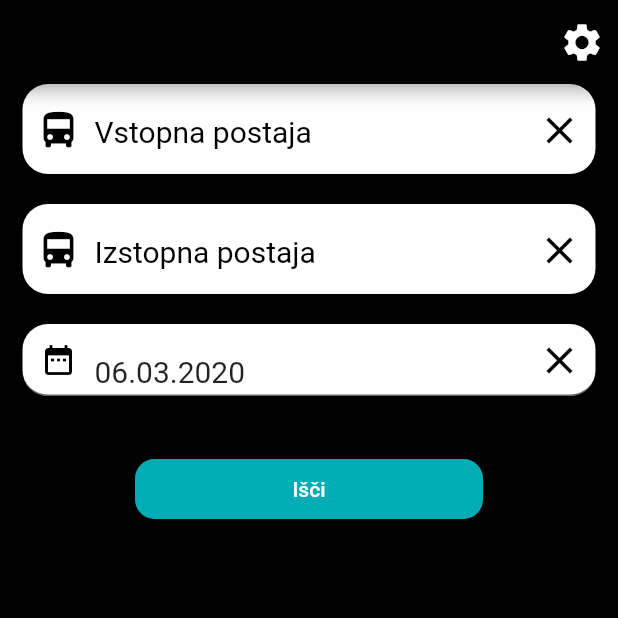
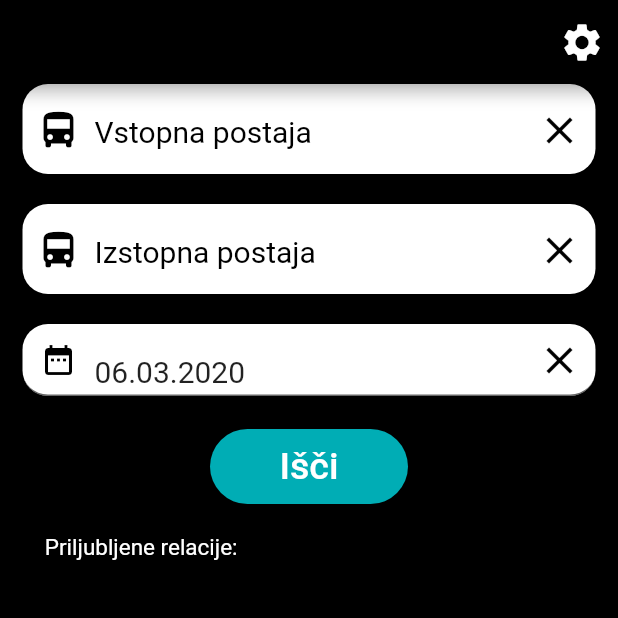
Before and after one commit to andryot/Arriva-prihodi, a Flutter app: the screen it shows after launch, on a phone screen of 412 x 824 dp, the top half of it. Run offline on Flutter 3.47's test engine with Material 2 defaults, Android fonts, the light colour scheme and no system bars; drawn by our look-alikes of datetime_picker_formfield; our stand-ins replace auto_size_text, eva_icons_flutter, flutter_spinkit, flutter_typeahead, shared_preferences.

Commit message:
06.03.2020

```diff
--- a/lib/HomePage.dart
+++ b/lib/HomePage.dart
@@ -36,7 +36,7 @@ List<String> favorites = new List<String>();
 
 List<String> predictions = new List<String>();
 
-Color bgd_color = Colors.black;
+Color bgdColor = Colors.black;
 var width;
 
 String destination = "";
@@ -50,11 +50,9 @@ class HomeState extends State<HomePage> {
 
   @override
   void initState() {
-     super.initState();
-     init().whenComplete(() => setState(() {}));
-     widget.onLoad(context);
-
-
+    super.initState();
+    init().whenComplete(() => setState(() {}));
+    // widget.onLoad(context);
   }
 
   Widget build(BuildContext context) {
@@ -80,7 +78,6 @@ class HomeState extends State<HomePage> {
         ),
         backgroundColor: Color(0xff000000),
         body: GestureDetector(
-
           onTap: () {
             FocusScope.of(context).requestFocus(_blackFocusNode);
           },
@@ -97,10 +94,10 @@ class HomeState extends State<HomePage> {
                   InputFormArrival(),
                   Padding(padding: EdgeInsets.all(10)),
                   BasicDateField(),
-                  Padding(padding: EdgeInsets.all(10)),
+                  Padding(padding: EdgeInsets.all(0)),
                   Container(
-                    padding: EdgeInsets.symmetric(horizontal: 75),
-                    height: 40.0,
+                    padding: EdgeInsets.symmetric(horizontal: 125),
+                    height: 50.0,
                     child: RaisedButton(
                       onPressed: () => [
                         FocusScope.of(context).requestFocus(new FocusNode()),
@@ -121,15 +118,29 @@ class HomeState extends State<HomePage> {
                                       builder: (context) => SecondRoute()))
                             ]),
                       ],
-                      child: Text("Išči"),
+                      child: Text(
+                        "Išči",
+                        style: TextStyle(fontSize: 25),
+                      ),
                       color: Color(0xff00adb5),
                       textColor: Colors.white,
                       shape: RoundedRectangleBorder(
-                        borderRadius: new BorderRadius.circular(13.0),
+                        borderRadius: new BorderRadius.circular(25.0),
                       ),
                     ),
                   ),
+                  //Divider(color: Colors.white, ),
                   Padding(padding: EdgeInsets.all(10)),
+                  Text(
+                    "    Priljubljene relacije: ",
+                    style: TextStyle(
+                      color: Colors.white,
+                      fontSize: 15,
+                    ),
+                  ),
+                  Padding(
+                    padding: EdgeInsets.all(5),
+                  ),
                   Container(
                     // width: 200,
                     height: 250,
@@ -205,14 +216,13 @@ class BasicDateField extends StatelessWidget {
             color: Colors.black,
           ),
 
-
           /*suffixIcon: Icon(
             Icons.clear,
             color: Colors.black,
             ),
             */
         ),
-      style: TextStyle(fontSize: 20),
+        style: TextStyle(fontSize: 20),
         format: format,
         initialValue: date,
         onChanged: (DateTime dat) {
@@ -251,9 +261,8 @@ Future<void> init() async {
   }
 
   final prefs = await SharedPreferences.getInstance();
-  if(prefs.containsKey("favorites"))
+  if (prefs.containsKey("favorites"))
     favorites.addAll(prefs.getStringList("favorites"));
-
 }
 
 //Set<String> set = Set.from(tabela);
--- a/lib/data_fetch.dart
+++ b/lib/data_fetch.dart
@@ -7,7 +7,6 @@ import 'package:http/http.dart' as http;
 import 'package:html/parser.dart' as parser;
 import 'package:html/dom.dart' as dom;
 import 'package:intl/intl.dart';
-
 
 Future<void> fetch(String depar, String dest, DateTime date1) async {
   WidgetsFlutterBinding.ensureInitialized();
@@ -44,7 +43,6 @@ Future<void> fetch(String depar, String dest, DateTime date1) async {
   });
 
   arrivals.clear();
-
   document.getElementsByClassName('arrival').forEach((dom.Element element) {
     arrivals.add(element.getElementsByTagName('span').first.text);
   });
@@ -75,16 +73,18 @@ Future<void> fetch(String depar, String dest, DateTime date1) async {
 
   lane.clear();
   var counter = 0;
+
   document.getElementsByClassName('duration').forEach((dom.Element element) {
     element.getElementsByClassName('peron').forEach((dom.Element element2) {
       lane.add(element2.getElementsByTagName("span").last.text);
-      print(lane);
     });
+
     if (lane.length == counter && counter != 2) {
       lane.add("/");
     }
     counter++;
   });
+
   if (lane.length > 0) lane.removeAt(0);
 
   if (lane.length == 1) {
--- a/lib/favorites.dart
+++ b/lib/favorites.dart
@@ -3,6 +3,7 @@ import 'package:flutter/material.dart';
 import 'package:auto_size_text/auto_size_text.dart';
 import 'HomePage.dart';
 import 'data_fetch.dart';
+import 'package:eva_icons_flutter/eva_icons_flutter.dart';
 import 'routes.dart';
 
 class FavoritesSection extends StatefulWidget {
@@ -11,31 +12,30 @@ class FavoritesSection extends StatefulWidget {
 }
 
 class FavoritesState extends State<FavoritesSection> {
+  @override
+  void initState() {
+    super.initState();
+  }
+
   Widget build(BuildContext context) {
-    return Center(
-        child: Container(
-      padding: EdgeInsets.only(left: 10, top: 10),
+    return Container(
       decoration: BoxDecoration(
         //border: Border.all(color: Colors.green, width: 5),
         borderRadius: new BorderRadius.circular(17.0),
         //color: Color(0xff404040),
       ),
-      // color: Color(0xff404040),
       //height: 200,
+
       child: ListView(
-        physics: ScrollPhysics(),
+        physics: BouncingScrollPhysics(),
         children: <Widget>[
           getTextWidgets(context),
-          /*Text(
-            "Priljubljene relacije: ",
-            style: TextStyle(color: Colors.black, fontSize: 30),
-          )
-          */
         ],
       ),
-    ));
+    );
   }
 }
+//neki  List<double>() = [10, 5];
 
 Widget getTextWidgets(BuildContext context) {
   List<Widget> list = new List<Widget>();
@@ -44,18 +44,16 @@ Widget getTextWidgets(BuildContext context) {
   }
   if (favorites.isNotEmpty) {
     for (var i = 0; i < favorites.length; i++) {
-      var temp = [];
-      temp.clear();
+      List<String> temp = new List<String>();
       favorites[i].split("+").forEach((f) => temp.add(f));
-
-      print(temp[0]);
       list.add(
         RaisedButton(
             shape: RoundedRectangleBorder(
                 borderRadius: new BorderRadius.circular(20.0)),
-          padding: EdgeInsets.all(12),
-
-            onPressed: () => [departure = temp[0], destination = temp[1],
+            padding: EdgeInsets.all(10),
+            onPressed: () => [
+                  departure = temp[0],
+                  destination = temp[1],
                   FocusScope.of(context).requestFocus(new FocusNode()),
                   Navigator.push(
                       context,
@@ -77,37 +75,58 @@ Widget getTextWidgets(BuildContext context) {
                 ],
             color: Colors.white,
             child: Row(
-              mainAxisAlignment: MainAxisAlignment.center,
-              //mainAxisAlignment: MainAxisAlignment.spaceBetween,
-              //crossAxisAlignment: CrossAxisAlignment.center,
+                mainAxisAlignment: MainAxisAlignment.spaceAround,
                 children: <Widget>[
                   Container(
-                  alignment: Alignment.center,
-                  width: (width - width / 100 * 15) -
-                      (width - width / 100 * 13) * 0.20,
-                  child: Row(children: <Widget>[
-
-                  AutoSizeText(
-                   // (i + 1).toString() +
-                      //  ". " +
-                        temp[0].toString() +
-                        " --> " +
-                        temp[1].toString(),
-
+                    width: width - width * 0.222,
+                    child: Row(
+                      children: <Widget>[
+                        Expanded(
+                          child: AutoSizeText(
+                            temp[0].toString() + "   ",
                             maxLines: 1,
-
-                    minFontSize: 12,
-                    maxFontSize: 19,
-                    textAlign: TextAlign.center,
-                    style: TextStyle(
-                      fontSize: 28,
+                            maxFontSize: 40,
+                            style: TextStyle(fontSize: 25),
+                          ),
+                        ),
+                        Icon(
+                          EvaIcons.arrowForwardOutline,
                           color: Colors.black,
                         ),
-                  ),])
+                        Expanded(
+                          child: AutoSizeText(
+                            "   " + temp[1].toString(),
+                            maxLines: 1,
+                            style: TextStyle(fontSize: 25),
                           ),
-                //child: Image(image: AssetImage("assets/logo.png",),
+                        ),
+                      ],
+                    ),
+                  ),
+                  Container(
+                    height: 35,
+                    padding: EdgeInsets.only(left: 1, right: 5),
+                    child: Material(
+                        elevation: 0,
+                        color: Colors.white,
+                        child: Row(
+                          mainAxisAlignment: MainAxisAlignment.start,
+                          children: <Widget>[
+                            IconButton(
+                              icon: Icon(Icons.star),
+                              iconSize: 38,
+                              padding: EdgeInsets.only(left: 0),
+                              color: Colors.yellow,
+                              onPressed: () {
+                                print("123");
+                              },
+                            ),
                           ],
                         )),
+                  ),
+                ])),
+
+        //child: Image(image: AssetImage("assets/logo.png",),
       );
       list.add(new Container(
         height: 10,
--- a/lib/predictions.dart
+++ b/lib/predictions.dart
@@ -36,13 +36,11 @@ class _InputFormDepartureState extends State<InputFormDeparture> {
   @override
   Widget build(BuildContext context) {
     return Form(
-
       key: this._formKey,
       child: Container(
         height: 60,
         padding: EdgeInsets.only(top:7),
         decoration: BoxDecoration(
-
           color: Colors.white,
           borderRadius: new BorderRadius.circular(17.0),
         ),
@@ -61,7 +59,7 @@ class _InputFormDepartureState extends State<InputFormDeparture> {
               this.suggestionDestinationController.toggle();
               this._formKey.currentState.save();
             },
-            onSubmitted: (str) => (print(str)),
+            //onSubmitted: () => (),
             focusNode: myFocusNode,
             //decoration: InputDecoration(labelText: 'Vstopna postaja'),
             decoration: InputDecoration(
--- a/lib/routes.dart
+++ b/lib/routes.dart
@@ -1,7 +1,6 @@
 import 'package:auto_size_text/auto_size_text.dart';
 import 'package:flutter/material.dart';
 import 'package:flutter_spinkit/flutter_spinkit.dart';
-import 'HomePage.dart';
 import 'HomePage.dart';
 import 'package:shared_preferences/shared_preferences.dart';
 
@@ -77,7 +76,7 @@ class SecondState extends State<SecondRoute> {
                   children: <Widget>[
                     Padding(padding: EdgeInsets.all(5)),
                     Row(
-                      mainAxisAlignment: MainAxisAlignment.spaceBetween,
+                      mainAxisAlignment: MainAxisAlignment.spaceEvenly,
                       children: <Widget>[
                         Text(
                           "Odhod",
--- a/lib/settings.dart
+++ b/lib/settings.dart
@@ -28,7 +28,7 @@ class SettingsState extends State<SettingsPage> {
             ),
             onChanged: (bool value) {
               if(value) {
-                bgd_color = Colors.white;
+                bgdColor = Colors.white;
               }
               setState(() {
                 darkMode = value;
--- a/pubspec.yaml
+++ b/pubspec.yaml
@@ -30,6 +30,7 @@ dependencies:
   flutter_keyboard_visibility: ^0.7.0
   flutter_typeahead: ^1.8.0
   shared_preferences: 0.5.6+2
+  eva_icons_flutter: 2.0.0
   # The following adds the Cupertino Icons font to your application.
   # Use with the CupertinoIcons class for iOS style icons.
   #cupertino_icons: ^0.1.2
```
Also changed, not shown: lib/main.dart (+3 -4 lines), pubspec.lock. Lines whose indentation alone changed are shown as unchanged.
